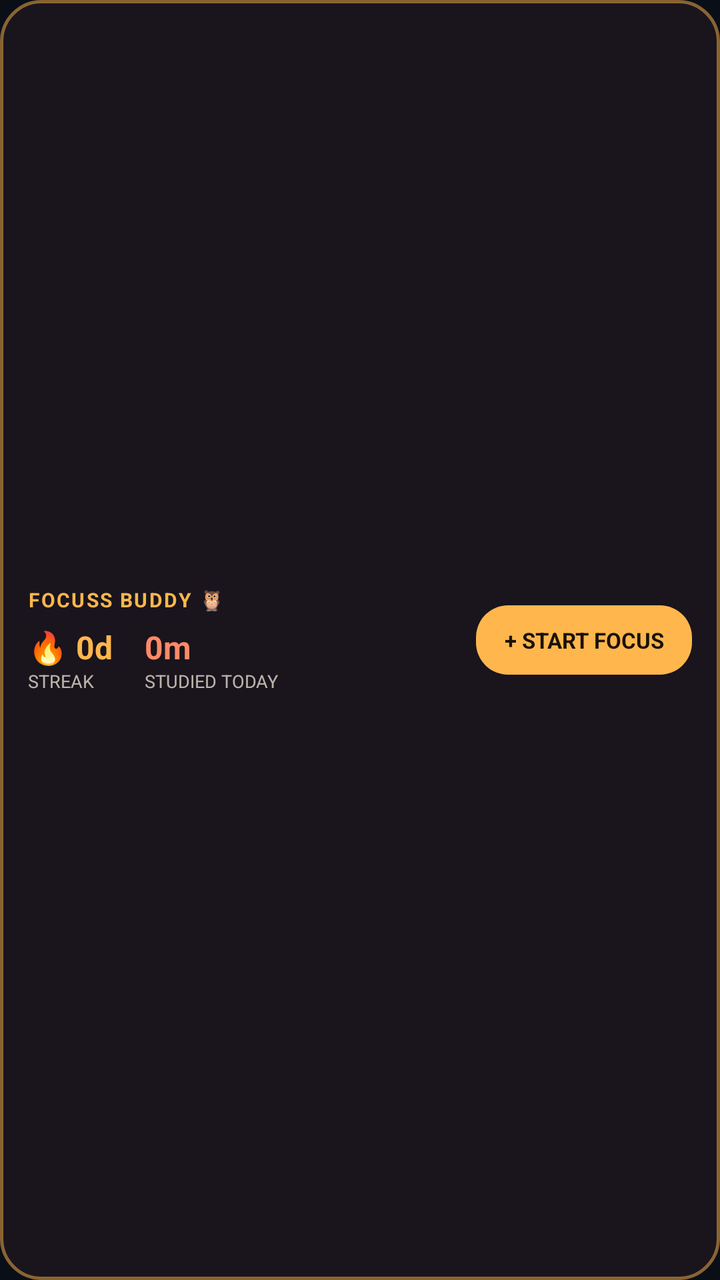
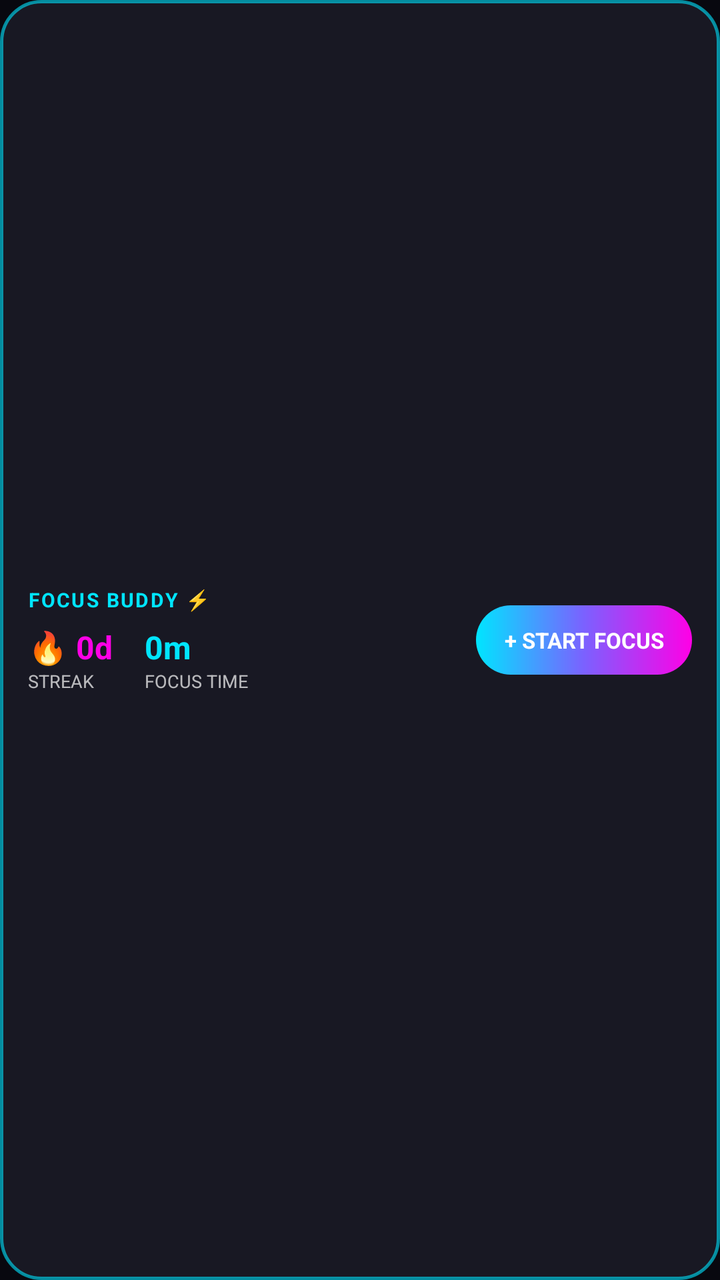

Before-and-after screenshots of an Android layout around one commit, followed by the original layout XML and the change that was made.
<!-- AndroidManifest.xml: application theme Theme.MyApplication -->
<!-- res/layout/focus_app_widget.xml -->
<?xml version="1.0" encoding="utf-8"?>
<LinearLayout xmlns:android="http://schemas.android.com/apk/res/android"
    android:id="@+id/widget_root"
    android:layout_width="match_parent"
    android:layout_height="match_parent"
    android:background="@drawable/bg_widget_card"
    android:gravity="center_vertical"
    android:orientation="horizontal"
    android:padding="14dp">

    <LinearLayout
        android:layout_width="0dp"
        android:layout_height="wrap_content"
        android:layout_weight="1"
        android:orientation="vertical">

        <TextView
            android:id="@+id/widget_title"
            android:layout_width="wrap_content"
            android:layout_height="wrap_content"
            android:letterSpacing="0.08"
            android:text="FOCUSS BUDDY 🦉"
            android:textColor="#FFFFB74D"
            android:textSize="10sp"
            android:textStyle="bold" />

        <LinearLayout
            android:layout_width="wrap_content"
            android:layout_height="wrap_content"
            android:layout_marginTop="6dp"
            android:gravity="center_vertical"
            android:orientation="horizontal">

            <LinearLayout
                android:layout_width="wrap_content"
                android:layout_height="wrap_content"
                android:layout_marginEnd="16dp"
                android:orientation="vertical">

                <TextView
                    android:id="@+id/widget_streak_value"
                    android:layout_width="wrap_content"
                    android:layout_height="wrap_content"
                    android:text="🔥 0d"
                    android:textColor="#FFFFB74D"
                    android:textSize="16sp"
                    android:textStyle="bold" />

                <TextView
                    android:layout_width="wrap_content"
                    android:layout_height="wrap_content"
                    android:text="STREAK"
                    android:textColor="#B3FFF8E7"
                    android:textSize="9sp" />
            </LinearLayout>

            <LinearLayout
                android:layout_width="wrap_content"
                android:layout_height="wrap_content"
                android:orientation="vertical">

                <TextView
                    android:id="@+id/widget_today_value"
                    android:layout_width="wrap_content"
                    android:layout_height="wrap_content"
                    android:text="0m"
                    android:textColor="#FFFF8A65"
                    android:textSize="16sp"
                    android:textStyle="bold" />

                <TextView
                    android:layout_width="wrap_content"
                    android:layout_height="wrap_content"
                    android:text="STUDIED TODAY"
                    android:textColor="#B3FFF8E7"
                    android:textSize="9sp" />
            </LinearLayout>
        </LinearLayout>
    </LinearLayout>

    <TextView
        android:id="@+id/widget_start_button"
        android:layout_width="wrap_content"
        android:layout_height="wrap_content"
        android:background="@drawable/bg_widget_button"
        android:gravity="center"
        android:paddingLeft="14dp"
        android:paddingTop="10dp"
        android:paddingRight="14dp"
        android:paddingBottom="10dp"
        android:text="+ START FOCUS"
        android:textColor="#FF1A1108"
        android:textSize="11sp"
        android:textStyle="bold" />

</LinearLayout>
<!-- resources referenced by this layout -->
<resources>
  <!-- drawable bg_widget_button (drawable) -->
  <?xml version="1.0" encoding="utf-8"?>
  <shape xmlns:android="http://schemas.android.com/apk/res/android"
      android:shape="rectangle">
      <solid android:color="#FFFFB74D" />
      <corners android:radius="16dp" />
  </shape>
  <!-- drawable bg_widget_card (drawable) -->
  <?xml version="1.0" encoding="utf-8"?>
  <shape xmlns:android="http://schemas.android.com/apk/res/android"
      android:shape="rectangle">
      <solid android:color="#F51C141E" />
      <corners android:radius="20dp" />
      <stroke
          android:width="1.5dp"
          android:color="#80FFB74D" />
  </shape>
  <style name="Theme.MyApplication" parent="android:Theme.DeviceDefault.NoActionBar">
          <item name="android:windowBackground">#FF0A0E16</item>
          <item name="android:statusBarColor">#FF0A0E16</item>
          <item name="android:navigationBarColor">#FF0A0E16</item>
          <item name="android:windowLightStatusBar">false</item>
          <item name="android:windowLightNavigationBar" tools:targetApi="o_mr1">false</item>
      </style>
</resources>

<!-- the commit's change to res/layout/focus_app_widget.xml (unified diff, before → after) -->
@@ -19,8 +19,8 @@
             android:layout_width="wrap_content"
             android:layout_height="wrap_content"
             android:letterSpacing="0.08"
-            android:text="FOCUSS BUDDY 🦉"
-            android:textColor="#FFFFB74D"
+            android:text="FOCUS BUDDY ⚡"
+            android:textColor="#FF00E5FF"
             android:textSize="10sp"
             android:textStyle="bold" />
 
@@ -42,7 +42,7 @@
                     android:layout_width="wrap_content"
                     android:layout_height="wrap_content"
                     android:text="🔥 0d"
-                    android:textColor="#FFFFB74D"
+                    android:textColor="#FFFF00E6"
                     android:textSize="16sp"
                     android:textStyle="bold" />
 
@@ -50,7 +50,7 @@
                     android:layout_width="wrap_content"
                     android:layout_height="wrap_content"
                     android:text="STREAK"
-                    android:textColor="#B3FFF8E7"
+                    android:textColor="#B3FFFFFF"
                     android:textSize="9sp" />
             </LinearLayout>
 
@@ -64,15 +64,15 @@
                     android:layout_width="wrap_content"
                     android:layout_height="wrap_content"
                     android:text="0m"
-                    android:textColor="#FFFF8A65"
+                    android:textColor="#FF00E5FF"
                     android:textSize="16sp"
                     android:textStyle="bold" />
 
                 <TextView
                     android:layout_width="wrap_content"
                     android:layout_height="wrap_content"
-                    android:text="STUDIED TODAY"
-                    android:textColor="#B3FFF8E7"
+                    android:text="FOCUS TIME"
+                    android:textColor="#B3FFFFFF"
                     android:textSize="9sp" />
             </LinearLayout>
         </LinearLayout>
@@ -89,7 +89,7 @@
         android:paddingRight="14dp"
         android:paddingBottom="10dp"
         android:text="+ START FOCUS"
-        android:textColor="#FF1A1108"
+        android:textColor="#FFFFFFFF"
         android:textSize="11sp"
         android:textStyle="bold" />
 
<!-- resource entries referenced after the edit -->
@@ -4,23 +4,28 @@
   <?xml version="1.0" encoding="utf-8"?>
   <shape xmlns:android="http://schemas.android.com/apk/res/android"
       android:shape="rectangle">
-      <solid android:color="#FFFFB74D" />
-      <corners android:radius="16dp" />
+      <gradient
+          android:angle="0"
+          android:startColor="#FF00E5FF"
+          android:centerColor="#FF7B61FF"
+          android:endColor="#FFFF00E6"
+          android:type="linear" />
+      <corners android:radius="18dp" />
   </shape>
   <!-- drawable bg_widget_card (drawable) -->
   <?xml version="1.0" encoding="utf-8"?>
   <shape xmlns:android="http://schemas.android.com/apk/res/android"
       android:shape="rectangle">
-      <solid android:color="#F51C141E" />
+      <solid android:color="#F51A1A24" />
       <corners android:radius="20dp" />
       <stroke
           android:width="1.5dp"
-          android:color="#80FFB74D" />
+          android:color="#9900E5FF" />
   </shape>
   <style name="Theme.MyApplication" parent="android:Theme.DeviceDefault.NoActionBar">
-          <item name="android:windowBackground">#FF0A0E16</item>
-          <item name="android:statusBarColor">#FF0A0E16</item>
-          <item name="android:navigationBarColor">#FF0A0E16</item>
+          <item name="android:windowBackground">#FF08080F</item>
+          <item name="android:statusBarColor">#FF08080F</item>
+          <item name="android:navigationBarColor">#FF08080F</item>
           <item name="android:windowLightStatusBar">false</item>
           <item name="android:windowLightNavigationBar" tools:targetApi="o_mr1">false</item>
       </style>
